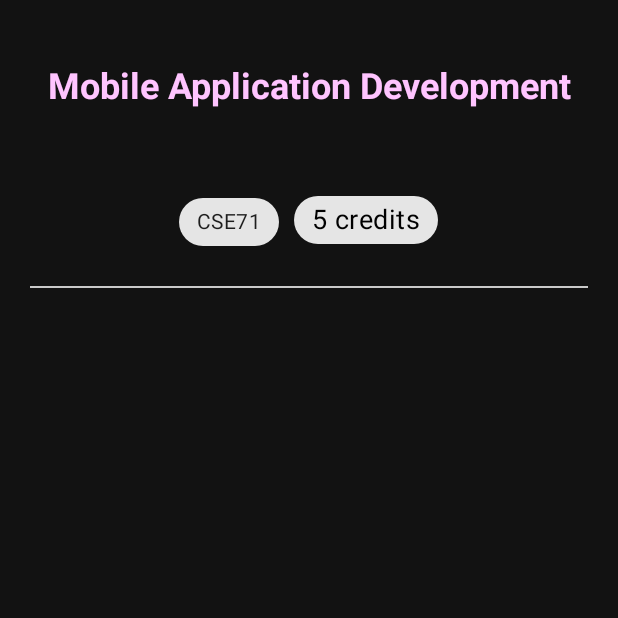
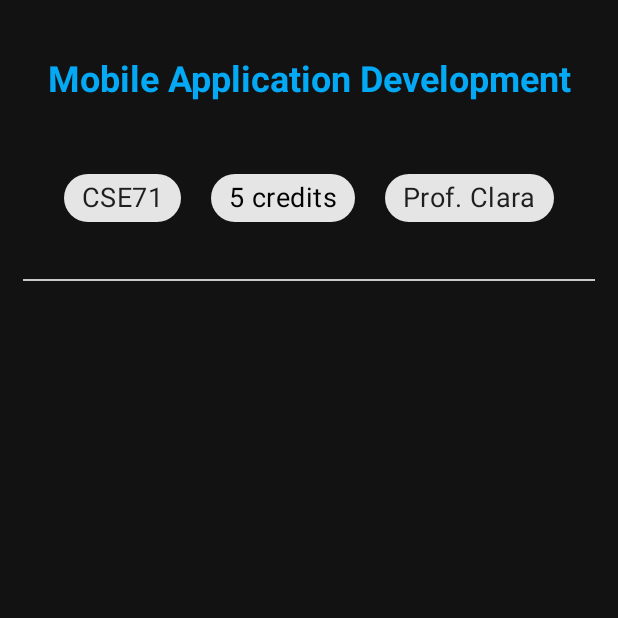
Before and after one commit to sivansundar/Boltraz, an Android app: the SubjectActivity screen opened directly, with no data from a screen before it, on a phone screen of 412 x 824 dp, the top half of it. Run offline under Robolectric (Android 15) with nearby library versions, the phone set to English and light mode, and no system bars; our stand-ins replace ButterKnife, Firebase (no records; nobody signed in at launch, a user with empty details on screens opened directly); 3 statements that could not run were skipped.

```diff
--- a/app/src/main/java/com/boltraz/SubjectActivity.java
+++ b/app/src/main/java/com/boltraz/SubjectActivity.java
@@ -6,7 +6,6 @@ import android.content.DialogInterface;
 import android.content.Intent;
 import android.net.Uri;
 import android.os.Bundle;
-import android.os.Environment;
 import android.util.Log;
 import android.view.LayoutInflater;
 import android.view.View;
@@ -23,7 +22,6 @@ import com.boltraz.Model.NoteModel;
 import com.boltraz.Model.SubjectModel;
 import com.firebase.ui.database.FirebaseRecyclerAdapter;
 import com.firebase.ui.database.FirebaseRecyclerOptions;
-import com.google.android.gms.auth.api.signin.internal.Storage;
 import com.google.android.gms.tasks.OnCompleteListener;
 import com.google.android.gms.tasks.Task;
 import com.google.android.material.chip.Chip;
@@ -81,7 +79,7 @@ public class SubjectActivity extends AppCompatActivity {
 
         notesRecyclerView = (RecyclerView) findViewById(R.id.notes_recyclerView);
         notesRecyclerView.setHasFixedSize(true);
-        notesRecyclerView.setLayoutManager(new LinearLayoutManager(this, LinearLayoutManager.HORIZONTAL, false));
+        notesRecyclerView.setLayoutManager(new LinearLayoutManager(this, LinearLayoutManager.VERTICAL, false));
 
         mDatabase = FirebaseDatabase.getInstance();
         databaseReference = mDatabase.getReference();
--- a/app/src/main/res/layout/activity_class_announcements.xml
+++ b/app/src/main/res/layout/activity_class_announcements.xml
@@ -70,8 +70,9 @@
 
             <androidx.recyclerview.widget.RecyclerView
                 android:id="@+id/img_recyclerView"
+                android:layout_height="200dp"
                 android:layout_width="match_parent"
-                android:layout_height="wrap_content"
+                android:background="#000"
                 android:layout_below="@+id/title_holder">
 
             </androidx.recyclerview.widget.RecyclerView>
--- a/app/src/main/res/layout/activity_subject.xml
+++ b/app/src/main/res/layout/activity_subject.xml
@@ -3,54 +3,67 @@
     xmlns:tools="http://schemas.android.com/tools"
     android:layout_width="match_parent"
     android:layout_height="match_parent"
-    xmlns:app="http://schemas.android.com/apk/res-auto"
     android:background="#121212"
     tools:context=".SubjectActivity">
 
+
     <RelativeLayout
         android:id="@+id/title_holder"
-        android:padding="20dp"
+        android:padding="15dp"
         android:layout_marginTop="20dp"
         android:layout_width="match_parent"
         android:layout_height="wrap_content">
 
         <TextView
-            android:gravity="center"
+            android:layout_centerHorizontal="true"
+            android:textAlignment="center"
             android:id="@+id/title_text"
             android:layout_width="match_parent"
             android:layout_height="wrap_content"
             android:text="Mobile Application Development"
-            android:textColor="#ffc4ff"
+            android:textColor="#03A9F4"
             android:textSize="24sp"
             android:textStyle="bold" />
 
 
         <LinearLayout
+
             android:id="@+id/chip_group"
             android:layout_centerHorizontal="true"
-            android:layout_marginTop="50dp"
             android:layout_below="@id/title_text"
             android:layout_width="wrap_content"
+            android:layout_marginTop="30dp"
             android:layout_height="wrap_content">
 
 
             <com.google.android.material.chip.Chip
+                android:layout_margin="10dp"
                 android:id="@+id/ccode_chip"
+                android:textSize="18sp"
                 style="@style/Widget.MaterialComponents.Chip.Choice"
                 android:layout_width="wrap_content"
                 android:layout_height="wrap_content"
                 android:text="CSE71"/>
 
+
             <com.google.android.material.chip.Chip
                 android:id="@+id/credit_chip"
+                android:layout_width="wrap_content"
+
+                android:layout_height="wrap_content"
+                android:layout_margin="10dp"
+                android:text="5 credits"
                 android:textColor="#000"
-                android:layout_below="@id/ccode_chip"
+                android:textSize="18sp" />
+
+            <com.google.android.material.chip.Chip
                 android:layout_width="wrap_content"
                 android:layout_height="wrap_content"
-                android:layout_marginLeft="10dp"
-                android:text="5 credits"
-                android:layout_toRightOf="@id/ccode_chip"
-                android:textSize="18sp"/>
+                android:layout_margin="10dp"
+                android:text="Prof. Clara"
+                android:textSize="18sp">
+
+            </com.google.android.material.chip.Chip>
 
 
         </LinearLayout>
@@ -66,7 +79,6 @@
     </RelativeLayout>
 
     <RelativeLayout
-        android:padding="20dp"
         android:layout_below="@+id/title_holder"
         android:layout_width="match_parent"
         android:layout_height="wrap_content">
--- a/app/src/main/res/layout/add_announcement_view.xml
+++ b/app/src/main/res/layout/add_announcement_view.xml
@@ -54,6 +54,7 @@
         </androidx.recyclerview.widget.RecyclerView>
 
         <ImageButton
+            android:visibility="invisible"
             android:id="@+id/add_imageButton"
             android:layout_width="match_parent"
             android:layout_height="250dp"
--- a/app/src/main/res/layout/fragment_notes.xml
+++ b/app/src/main/res/layout/fragment_notes.xml
@@ -3,7 +3,6 @@
     xmlns:tools="http://schemas.android.com/tools"
     android:layout_width="match_parent"
     android:layout_height="match_parent"
-    xmlns:app="http://schemas.android.com/apk/res-auto"
     android:background="#121212"
     tools:context=".Fragments.TimetableFragment">
 
@@ -14,8 +13,6 @@
     <RelativeLayout
         android:layout_width="match_parent"
         android:layout_height="match_parent">
-
-
 
 
 
--- a/app/src/main/res/layout/sub_list_item_expand.xml
+++ /dev/null
@@ -1,6 +0,0 @@
-<?xml version="1.0" encoding="utf-8"?>
-<LinearLayout xmlns:android="http://schemas.android.com/apk/res/android"
-    android:orientation="vertical" android:layout_width="match_parent"
-    android:layout_height="match_parent">
-
-</LinearLayout>
--- a/app/src/main/res/values/colors.xml
+++ b/app/src/main/res/values/colors.xml
@@ -6,4 +6,6 @@
     <color name="item_select_color">#081FB8</color>
     <color name="colorWhite">#fff</color>
     <color name="colorWhiteTransparent">#80ffffff</color>
+
+    <color name="black_overlay">#66000000</color>
 </resources>
--- a/app/src/main/res/values/strings.xml
+++ b/app/src/main/res/values/strings.xml
@@ -11,4 +11,10 @@
 
     <string name="signUp_string">Not registered ? <b>Sign up</b></string>
 
+    <string name="title_activity_class_announcement__image_item__fullscreen">
+        ClassAnnouncement_ImageItem_FullscreenActivity
+    </string>
+    <string name="dummy_button">Dummy Button</string>
+    <string name="dummy_content">DUMMY\nCONTENT</string>
+
 </resources>
--- a/app/src/main/res/values/styles.xml
+++ b/app/src/main/res/values/styles.xml
@@ -11,5 +11,17 @@
         <item name="android:windowNoTitle">true</item>
     </style>
 
+    <style name="FullscreenTheme" parent="AppTheme">
+        <item name="android:actionBarStyle">@style/FullscreenActionBarStyle</item>
+        <item name="android:windowActionBarOverlay">true</item>
+        <item name="android:windowBackground">@null</item>
+        <item name="metaButtonBarStyle">?android:attr/buttonBarStyle</item>
+        <item name="metaButtonBarButtonStyle">?android:attr/buttonBarButtonStyle</item>
+    </style>
+
+    <style name="FullscreenActionBarStyle" parent="Widget.AppCompat.ActionBar">
+        <item name="android:background">@color/black_overlay</item>
+    </style>
+
 
 </resources>
```
Also changed, not shown: app/build.gradle (+22 -2 lines), app/src/main/AndroidManifest.xml (+6 -1 lines), app/src/main/java/com/boltraz/ClassAnnouncement_ImageItem_FullscreenActivity.java (added, +172 -0 lines), app/src/main/java/com/boltraz/ClassAnnouncementsActivity.java (+20 -2 lines), app/src/main/res/layout/activity_class_announcement__image_item__fullscreen.xml (added, +46 -0 lines), app/src/main/res/layout/activity_class_announcements_imagerecyclerview_item.xml (+4 -3 lines), app/src/main/res/layout/sub_list_item.xml (+21 -16 lines), app/src/main/res/layout/subject_note_item.xml (+48 -47 lines), app/src/main/res/values/attrs.xml (added, +12 -0 lines).
